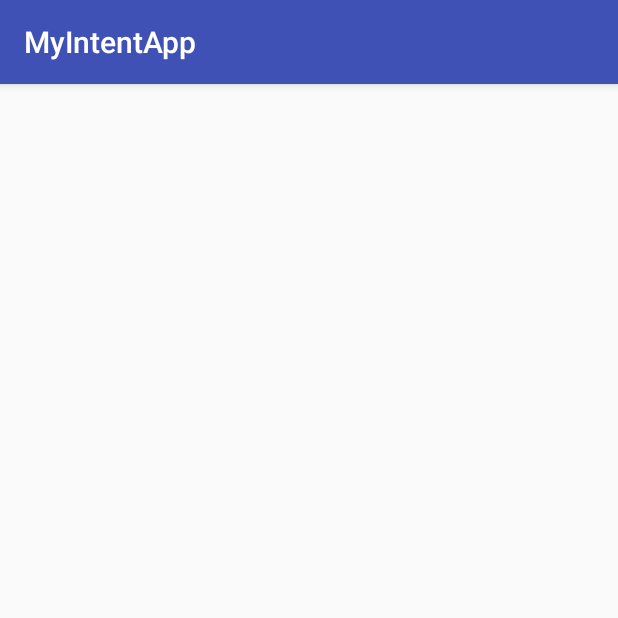
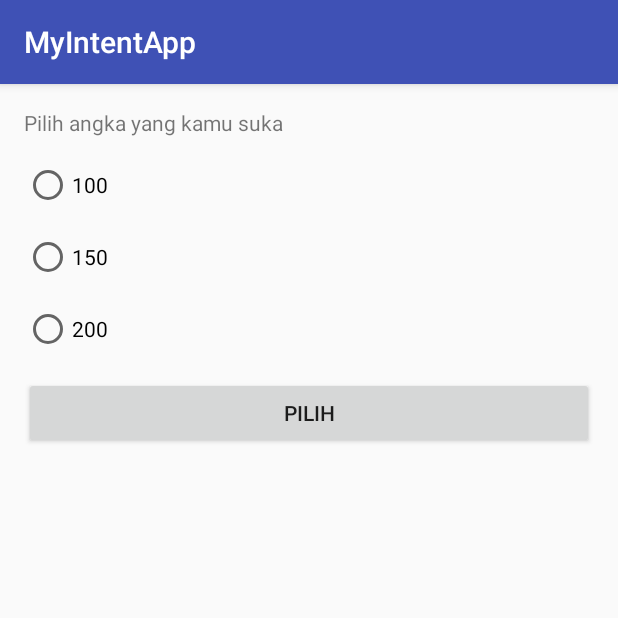
Before and after one commit to t4m1n/MyIntentApp2, an Android app: the MoveForResultActivity screen opened directly, with no data from a screen before it, on a phone screen of 412 x 824 dp, the top half of it. Run offline under Robolectric (Android 15) with nearby library versions, the phone set to English and light mode, and no system bars.

Commit message:
Menambahkan intent dengan result activity

```diff
--- a/app/src/main/java/com/fiqartamin/myintentapp/MoveForResultActivity.java
+++ b/app/src/main/java/com/fiqartamin/myintentapp/MoveForResultActivity.java
@@ -1,13 +1,54 @@
 package com.fiqartamin.myintentapp;
 
+import android.content.Intent;
 import android.support.v7.app.AppCompatActivity;
 import android.os.Bundle;
+import android.view.View;
+import android.widget.Button;
+import android.widget.RadioGroup;
 
-public class MoveForResultActivity extends AppCompatActivity {
+public class MoveForResultActivity extends AppCompatActivity implements View.OnClickListener{
+    Button btnChoose;
+    RadioGroup rgNumber;
+
+    public static String EXTRA_SELECTED_VALUE = "extra_selected_value";
+    public static int RESULT_CODE = 110;
 
     @Override
     protected void onCreate(Bundle savedInstanceState) {
         super.onCreate(savedInstanceState);
         setContentView(R.layout.activity_move_for_result);
+
+        btnChoose = findViewById(R.id.btn_choose);
+        rgNumber = findViewById(R.id.rg_number);
+
+        btnChoose.setOnClickListener(this);
+    }
+
+    @Override
+    public void onClick(View v) {
+        if (v.getId() == R.id.btn_choose) {
+            if (rgNumber.getCheckedRadioButtonId() !=0) {
+                int value = 0;
+                switch (rgNumber.getCheckedRadioButtonId()) {
+                    case R.id.rb_100:
+                        value = 100;
+                        break;
+
+                    case R.id.rb_150:
+                        value = 150;
+                        break;
+
+                    case R.id.rb_200:
+                        value = 200;
+                        break;
+                }
+
+                Intent resultIntent = new Intent();
+                resultIntent.putExtra(EXTRA_SELECTED_VALUE, value);
+                setResult(RESULT_CODE, resultIntent);
+                finish();
+            }
+        }
     }
 }
--- a/app/src/main/res/layout/activity_move_for_result.xml
+++ b/app/src/main/res/layout/activity_move_for_result.xml
@@ -1,9 +1,55 @@
 <?xml version="1.0" encoding="utf-8"?>
-<android.support.constraint.ConstraintLayout xmlns:android="http://schemas.android.com/apk/res/android"
+<LinearLayout xmlns:android="http://schemas.android.com/apk/res/android"
     xmlns:app="http://schemas.android.com/apk/res-auto"
     xmlns:tools="http://schemas.android.com/tools"
     android:layout_width="match_parent"
     android:layout_height="match_parent"
+    android:orientation="vertical"
+    android:paddingBottom="@dimen/activity_vertical_margin"
+    android:paddingTop="@dimen/activity_vertical_margin"
+    android:paddingRight="@dimen/activity_horizontal_margin"
+    android:paddingLeft="@dimen/activity_horizontal_margin"
     tools:context=".MoveForResultActivity">
 
-</android.support.constraint.ConstraintLayout>
+    <TextView
+        android:layout_width="match_parent"
+        android:layout_height="wrap_content"
+        android:layout_marginBottom="@dimen/activity_vertical_margin"
+        android:text="@string/choose_number"/>
+
+    <RadioGroup
+        android:id="@+id/rg_number"
+        android:layout_width="match_parent"
+        android:layout_height="wrap_content"
+        android:orientation="vertical">
+
+        <RadioButton
+            android:id="@+id/rb_100"
+            android:layout_width="match_parent"
+            android:layout_height="wrap_content"
+            android:layout_marginBottom="@dimen/activity_vertical_margin"
+            android:text="@string/_100"/>
+
+        <RadioButton
+            android:id="@+id/rb_150"
+            android:layout_width="match_parent"
+            android:layout_height="wrap_content"
+            android:layout_marginBottom="@dimen/activity_vertical_margin"
+            android:text="@string/_150"/>
+
+        <RadioButton
+            android:id="@+id/rb_200"
+            android:layout_width="match_parent"
+            android:layout_height="wrap_content"
+            android:layout_marginBottom="@dimen/activity_vertical_margin"
+            android:text="@string/_200"/>
+
+    </RadioGroup>
+
+    <Button
+        android:id="@+id/btn_choose"
+        android:layout_width="match_parent"
+        android:layout_height="wrap_content"
+        android:text="@string/choose"/>
+
+</LinearLayout>
```
Also changed, not shown: app/src/main/java/com/fiqartamin/myintentapp/MainActivity.java (+25 -0 lines), app/src/main/res/layout/activity_main.xml (+16 -0 lines).
